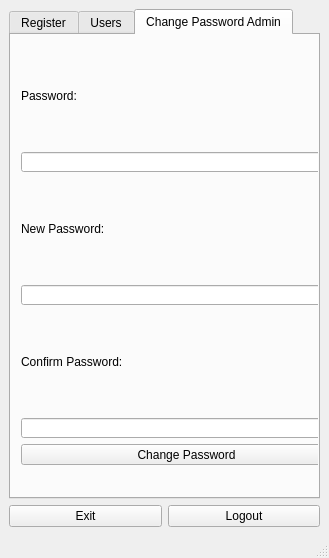
Before: the Qt Designer form management.ui in conbaodn/integrity, drawn with Qt 5.
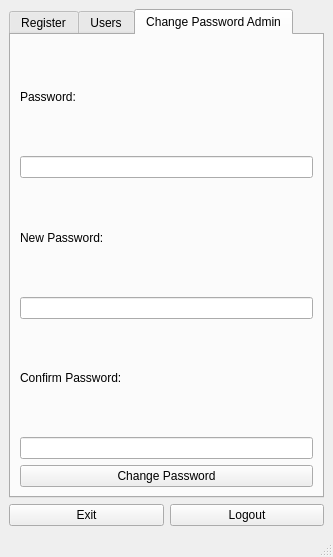
After: the same form once the commit is applied. The open tabs and pages were chosen to show the change.

Commit message: fix error set password

What changed in the file:
```diff
--- a/management.ui
+++ b/management.ui
@@ -6,8 +6,8 @@
    <rect>
     <x>0</x>
     <y>0</y>
-    <width>329</width>
-    <height>558</height>
+    <width>333</width>
+    <height>557</height>
    </rect>
   </property>
   <property name="windowTitle">
@@ -103,97 +103,57 @@
        <attribute name="title">
         <string>Change Password Admin</string>
        </attribute>
-       <widget class="QLabel" name="label_10">
-        <property name="geometry">
-         <rect>
-          <x>10</x>
-          <y>276</y>
-          <width>331</width>
-          <height>101</height>
-         </rect>
-        </property>
+       <layout class="QGridLayout" name="gridLayout_4">
+        <item row="0" column="0">
+         <widget class="QLabel" name="label_name_4">
         <property name="text">
-         <string>Confirm Password:</string>
-        </property>
-       </widget>
-       <widget class="QPushButton" name="btn_change_passwd">
-        <property name="geometry">
-         <rect>
-          <x>10</x>
-          <y>409</y>
-          <width>331</width>
-          <height>21</height>
-         </rect>
-        </property>
-        <property name="text">
-         <string>Change Password</string>
-        </property>
-       </widget>
+           <string>Password:</string>
+          </property>
+         </widget>
+        </item>
+        <item row="1" column="0">
+         <widget class="QLineEdit" name="line_old_passwd">
+          <property name="echoMode">
+           <enum>QLineEdit::Password</enum>
+          </property>
+         </widget>
+        </item>
+        <item row="2" column="0">
        <widget class="QLabel" name="label_pwd_4">
-        <property name="geometry">
-         <rect>
-          <x>10</x>
-          <y>143</y>
-          <width>331</width>
-          <height>101</height>
-         </rect>
-        </property>
         <property name="text">
          <string>New Password:</string>
         </property>
        </widget>
-       <widget class="QLineEdit" name="line_old_passwd">
-        <property name="geometry">
-         <rect>
-          <x>10</x>
-          <y>117</y>
-          <width>331</width>
-          <height>20</height>
-         </rect>
-        </property>
-        <property name="echoMode">
-         <enum>QLineEdit::Password</enum>
-        </property>
-       </widget>
-       <widget class="QLabel" name="label_name_4">
-        <property name="geometry">
-         <rect>
-          <x>10</x>
-          <y>10</y>
-          <width>331</width>
-          <height>101</height>
-         </rect>
-        </property>
-        <property name="text">
-         <string>Password:</string>
-        </property>
-       </widget>
-       <widget class="QLineEdit" name="line_confirm_new_passwd">
-        <property name="geometry">
-         <rect>
-          <x>10</x>
-          <y>383</y>
-          <width>331</width>
-          <height>20</height>
-         </rect>
-        </property>
-        <property name="echoMode">
-         <enum>QLineEdit::Password</enum>
-        </property>
-       </widget>
+        </item>
+        <item row="3" column="0">
        <widget class="QLineEdit" name="line_new_passwd">
-        <property name="geometry">
-         <rect>
-          <x>10</x>
-          <y>250</y>
-          <width>331</width>
-          <height>20</height>
-         </rect>
-        </property>
+          <property name="echoMode">
+           <enum>QLineEdit::Password</enum>
+          </property>
+         </widget>
+        </item>
+        <item row="4" column="0">
+         <widget class="QLabel" name="label_10">
+          <property name="text">
+           <string>Confirm Password:</string>
+          </property>
+         </widget>
+        </item>
+        <item row="5" column="0">
+         <widget class="QLineEdit" name="line_confirm_new_passwd">
         <property name="echoMode">
          <enum>QLineEdit::Password</enum>
         </property>
        </widget>
+        </item>
+        <item row="6" column="0">
+         <widget class="QPushButton" name="btn_change_passwd">
+          <property name="text">
+           <string>Change Password</string>
+          </property>
+         </widget>
+        </item>
+       </layout>
       </widget>
      </widget>
     </item>
```
Left out of the diff: 2 changed lines with no effect on the pictures. Lines whose indentation alone changed are shown as unchanged. The commit also changes 9 other files.
